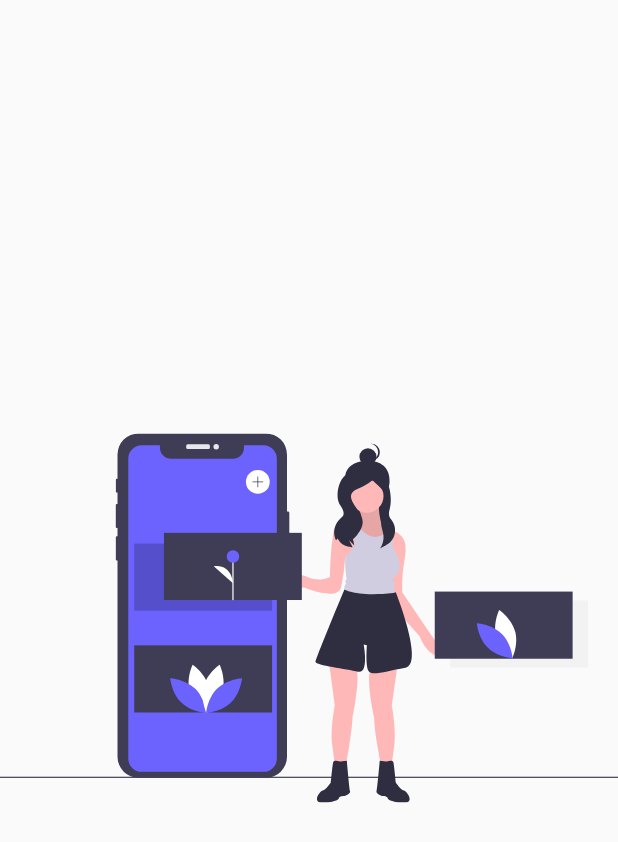
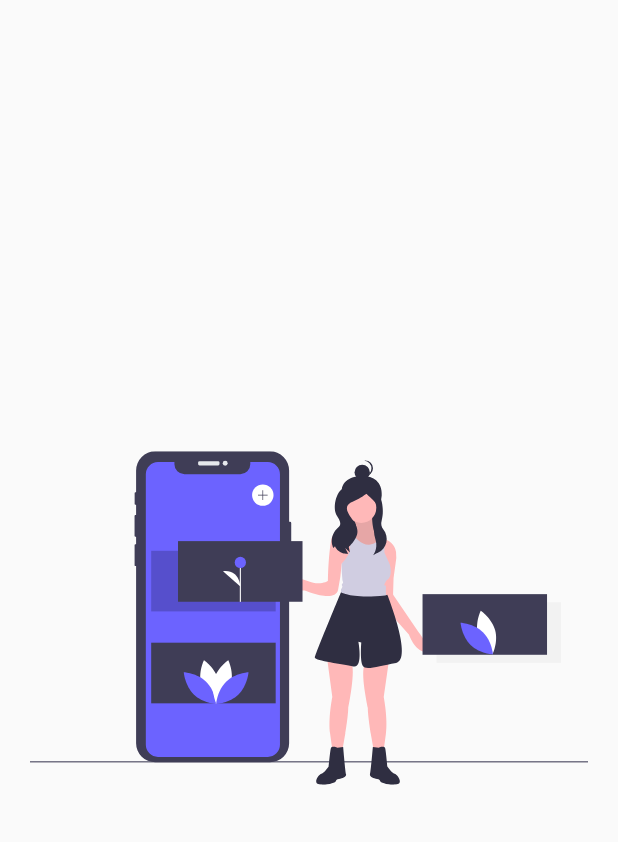
Before and after one commit to marshalmori/slide_show_flutter, a Flutter app: the screen it shows after launch, on a phone screen of 412 x 824 dp. Shown: the top 842 px of the screen. Run offline on Flutter 3.47's test engine with Material 2 defaults, Android fonts, the light colour scheme and no system bars; our stand-ins replace flutter_svg.

Commit message:
Create PageView andcreate _Slide class

```diff
--- a/lib/pages/slide_show_page.dart
+++ b/lib/pages/slide_show_page.dart
@@ -6,8 +6,41 @@ class SlideShowPage extends StatelessWidget {
   Widget build(BuildContext context) {
     return Scaffold(
       body: Center(
-        child: SvgPicture.asset('assets/svgs/1.svg'),
+        child: _Slides(),
       ),
     );
   }
 }
+
+class _Slides extends StatelessWidget {
+  @override
+  Widget build(BuildContext context) {
+    return Container(
+      child: PageView(
+        children: [
+          _Slide('assets/svgs/1.svg'),
+          _Slide('assets/svgs/2.svg'),
+          _Slide('assets/svgs/3.svg'),
+          _Slide('assets/svgs/4.svg'),
+          _Slide('assets/svgs/5.svg'),
+        ],
+      ),
+    );
+  }
+}
+
+class _Slide extends StatelessWidget {
+  final String svg;
+
+  _Slide(this.svg);
+
+  @override
+  Widget build(BuildContext context) {
+    return Container(
+      width: double.infinity,
+      height: double.infinity,
+      padding: EdgeInsets.all(20),
+      child: SvgPicture.asset(svg),
+    );
+  }
+}
```
